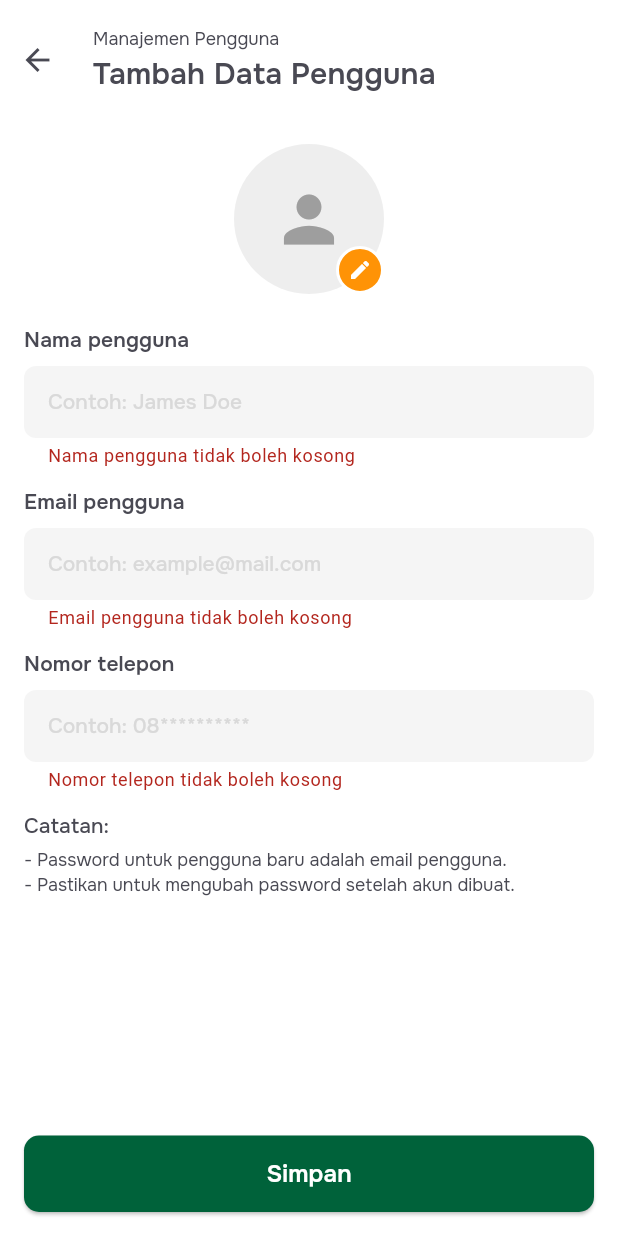
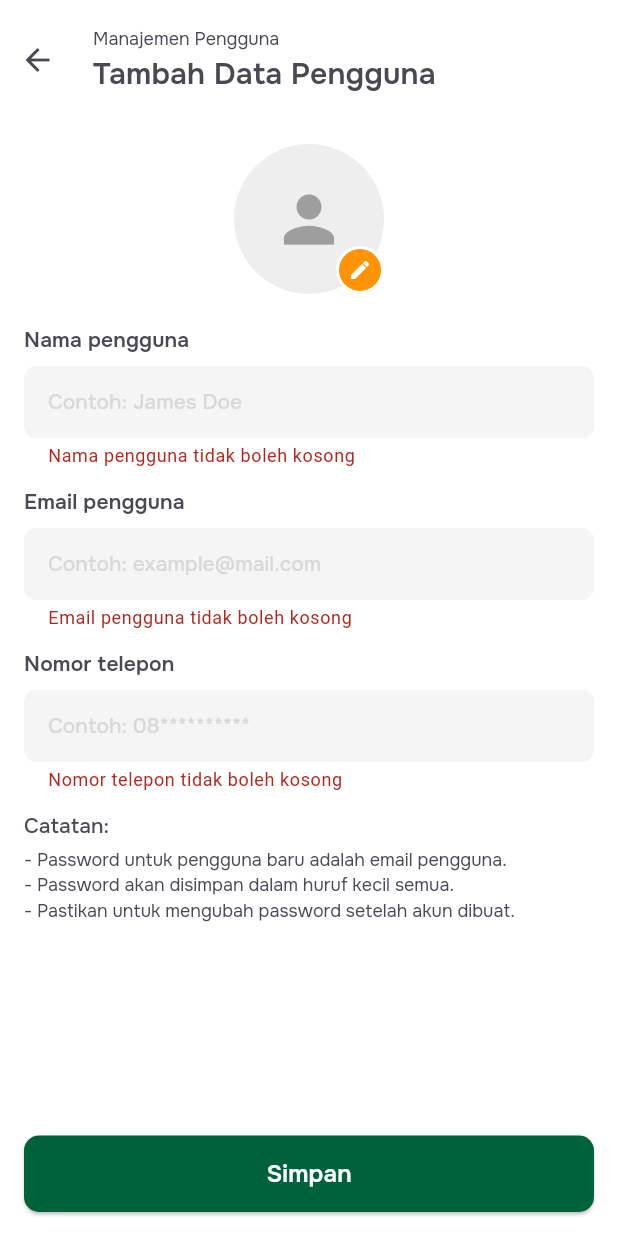
Before and after one commit to rifqyattaufi/smart-farming-app, a Flutter app: the AddUserScreen screen opened directly, after a tap on "Simpan", on a phone screen of 412 x 824 dp. Run offline on Flutter 3.47's test engine with Material 3 defaults, Android fonts, the phone set to English and light mode, and no system bars; drawn by our look-alikes of toastification; our stand-ins replace connectivity_plus, dotted_border, firebase_core, firebase_messaging, fl_chart, flutter_dotenv and 8 more; accounts and stored records are empty; network calls fail.

Commit message:
set password default pengguna baru huruf kecil semua

```diff
--- a/lib/screen/users/add_user_screen.dart
+++ b/lib/screen/users/add_user_screen.dart
@@ -149,8 +149,8 @@ class _AddUserScreenState extends State<AddUserScreen> {
           }
         }
       } else {
-        data['password'] = _emailController.text;
-        data['confirmPassword'] = _emailController.text;
+        data['password'] = _emailController.text.toLowerCase();
+        data['confirmPassword'] = _emailController.text.toLowerCase();
         response = await _authService.register(
           data,
         );
@@ -381,6 +381,7 @@ class _AddUserScreenState extends State<AddUserScreen> {
                           const SizedBox(height: 4),
                           Text(
                             '- Password untuk pengguna baru adalah email pengguna.\n'
+                            '- Password akan disimpan dalam huruf kecil semua.\n'
                             '- Pastikan untuk mengubah password setelah akun dibuat.',
                             style: regular12.copyWith(color: dark1),
                           ),
```
